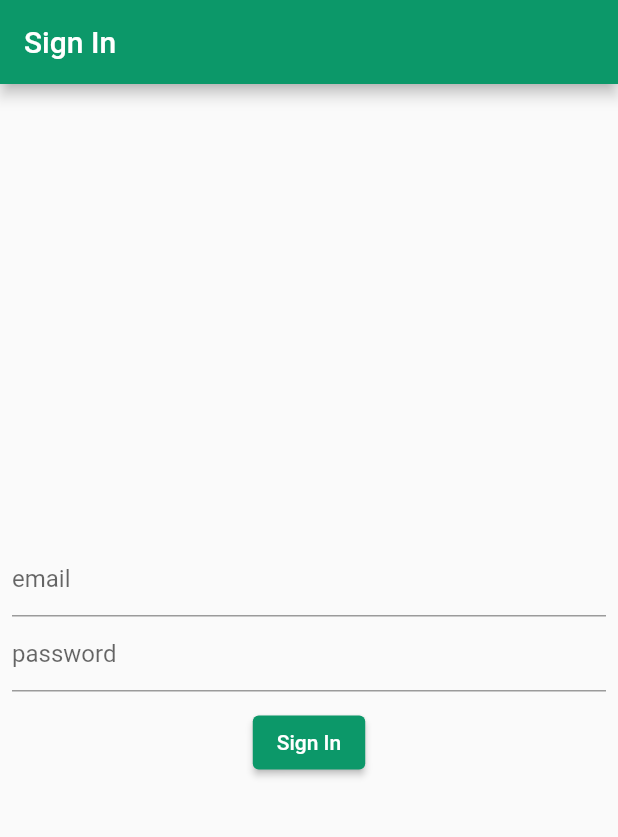
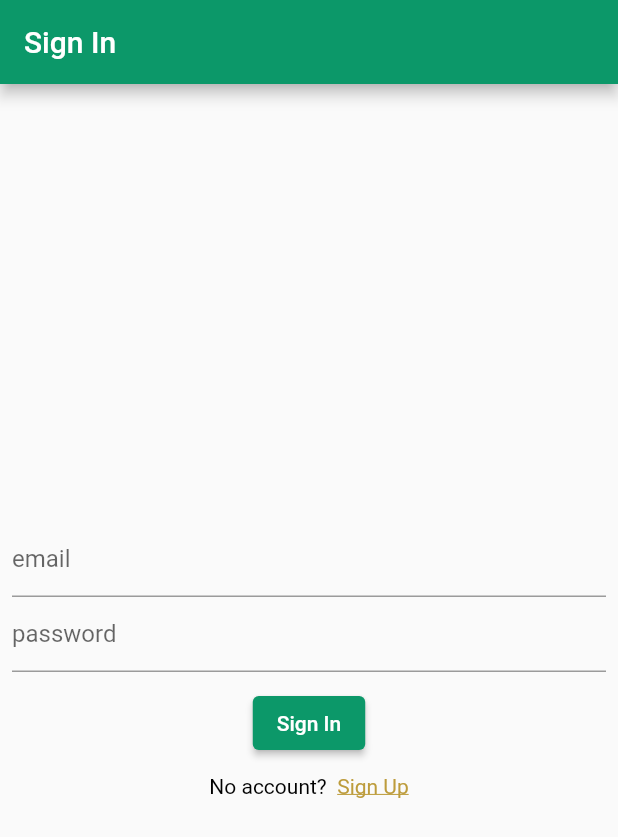
Before and after one commit to pedrooruass/ST_plant_shop, a Flutter app: the screen it shows after launch, after a tap on "Sign In", on a phone screen of 412 x 824 dp. Shown: the top 837 px of the screen. Run offline on Flutter 3.47's test engine with Material 2 defaults, Android fonts, the phone set to English and light mode, and no system bars; our stand-ins replace badges, firebase_auth, firebase_core, flutter_svg, font_awesome_flutter; accounts and stored records are empty; network calls fail.

Commit message:
Sign in/up ui change

```diff
--- a/lib/repositories/auth_repository.dart
+++ b/lib/repositories/auth_repository.dart
@@ -1,10 +1,16 @@
 import 'package:firebase_auth/firebase_auth.dart';
+import 'package:flutter/material.dart';
 
 class AuthRepository {
   static final FirebaseAuth firebaseAuth = FirebaseAuth.instance;
 
   static Future<bool> signInWithEmailAndPassword(
-      {required String email, required String password}) async {
+      {required BuildContext context,required String email, required String password}) async {
+    //     showDialog(
+    //   context: context,
+    //   barrierDismissible: false,
+    //   builder: (context) => const Center(child: CircularProgressIndicator(color: AppColors.primaryColor)),
+    // );
     try {
       final authResult = await firebaseAuth.signInWithEmailAndPassword(
           email: email, password: password);
@@ -13,13 +19,31 @@ class AuthRepository {
       print(e);
       return false;
     }
+    // finally {
+    //   Navigator.of(context).pop();
+    // }
   }
 
   static Future<bool> signUpWithEmailAndPassword(
-      {required String email, required String password}) async {
-    final authResult = await firebaseAuth.createUserWithEmailAndPassword(
-        email: email, password: password);
-    return authResult.user != null;
+      {required BuildContext context,
+      required String email,
+      required String password}) async {
+    // showDialog(
+    //   context: context,
+    //   barrierDismissible: false,
+    //   builder: (context) => const Center(child: CircularProgressIndicator(color: AppColors.primaryColor)),
+    // );
+    try {
+      final authResult = await firebaseAuth.createUserWithEmailAndPassword(
+          email: email, password: password);
+      return authResult.user != null;
+    } on FirebaseAuthException catch (e) {
+      print(e);
+      return false;
+    }
+    // finally {
+    //   Navigator.of(context).pop(); // is not working
+    // }
   }
 
   static Future<void> signOut() async {
--- a/lib/ui/features/auth/screens/auth_screen.dart
+++ b/lib/ui/features/auth/screens/auth_screen.dart
@@ -2,7 +2,7 @@ import 'package:firebase_auth/firebase_auth.dart';
 import 'package:flutter/material.dart';
 import 'package:provider/provider.dart';
 import 'package:training_app_clean/application/providers/auth_provider.dart';
-import 'package:training_app_clean/ui/features/auth/screens/log_in_screen.dart';
+import 'package:training_app_clean/ui/features/auth/screens/welcome_screen.dart';
 import 'package:training_app_clean/ui/features/main/main_screen.dart';
 
 class AuthScreen extends StatelessWidget {
@@ -27,7 +27,7 @@ class AuthScreen extends StatelessWidget {
             } else if (snapshot.hasData) {
               return const MainScreen();
             } else {
-              return LogInScreen();
+              return const WelcomeScreen();
             }
           },
         ),
--- a/lib/ui/features/auth/screens/log_in_screen.dart
+++ /dev/null
@@ -1,24 +0,0 @@
-import 'package:flutter/material.dart';
-import 'package:training_app_clean/ui/features/auth/screens/sign_in_screen.dart';
-import 'package:training_app_clean/ui/features/auth/screens/sign_up_screen.dart';
-import 'package:training_app_clean/ui/features/auth/screens/welcome_screen.dart';
-
-class LogInScreen extends StatelessWidget {
-  LogInScreen({Key? key}) : super(key: key);
-
-  final pageController = PageController(initialPage: 0);
-  @override
-  Widget build(BuildContext context) {
-    return Scaffold(
-        body: PageView(
-      controller: pageController,
-      children: [
-        WelcomeScreen(
-          pageController: pageController,
-        ),
-        const SignInScreen(),
-        const SignUpScreen(),
-      ],
-    ));
-  }
-}
--- a/lib/ui/features/auth/screens/sign_in_screen.dart
+++ b/lib/ui/features/auth/screens/sign_in_screen.dart
@@ -1,11 +1,14 @@
-import 'package:firebase_auth/firebase_auth.dart';
+import 'package:flutter/gestures.dart';
 import 'package:flutter/material.dart';
 import 'package:training_app_clean/domain/resources/constants.dart';
 import 'package:training_app_clean/repositories/auth_repository.dart';
 import 'package:training_app_clean/ui/theme/app_colors.dart';
 
 class SignInScreen extends StatefulWidget {
-  const SignInScreen({Key? key}) : super(key: key);
+  const SignInScreen({Key? key, required this.onClickedSignUp})
+      : super(key: key);
+
+  final VoidCallback onClickedSignUp;
 
   @override
   State<SignInScreen> createState() => _SignInScreenState();
@@ -56,6 +59,7 @@ class _SignInScreenState extends State<SignInScreen> {
             ElevatedButton(
               onPressed: () {
                 AuthRepository.signInWithEmailAndPassword(
+                  context: context,
                   email: emailController.text,
                   password: passwordController.text,
                 );
@@ -64,7 +68,25 @@ class _SignInScreenState extends State<SignInScreen> {
                 primary: AppColors.primaryColor,
               ),
               child: const Text('Sign In'),
-            )
+            ),
+            const SizedBox(height: defaultPadding / 2),
+            RichText(
+              text: TextSpan(
+                text: 'No account?  ',
+                style: const TextStyle(color: Colors.black),
+                children: [
+                  TextSpan(
+                    text: 'Sign Up',
+                    recognizer: TapGestureRecognizer()
+                      ..onTap = widget.onClickedSignUp,
+                    style: const TextStyle(
+                      color: AppColors.unselectedCategoryColor,
+                      decoration: TextDecoration.underline,
+                    ),
+                  ),
+                ],
+              ),
+            ),
           ],
         ),
       ),
--- a/lib/ui/features/auth/screens/welcome_screen.dart
+++ b/lib/ui/features/auth/screens/welcome_screen.dart
@@ -1,87 +1,30 @@
 import 'package:flutter/material.dart';
-import 'package:training_app_clean/domain/resources/constants.dart';
-import 'package:training_app_clean/ui/theme/app_colors.dart';
+import 'package:training_app_clean/ui/features/auth/screens/sign_in_screen.dart';
+import 'package:training_app_clean/ui/features/auth/screens/sign_up_screen.dart';
 
 class WelcomeScreen extends StatefulWidget {
-  const WelcomeScreen({Key? key, required this.pageController})
+  const WelcomeScreen({Key? key})
       : super(key: key);
-
-  final PageController pageController;
 
   @override
   State<WelcomeScreen> createState() => _WelcomeScreenState();
 }
 
 class _WelcomeScreenState extends State<WelcomeScreen> {
+  bool isLogIn = true;
+
   @override
-  Widget build(BuildContext context) {
-    return SafeArea(
-      child: Scaffold(
-        body: Padding(
-          padding: const EdgeInsets.all(defaultPadding),
-          child: Center(
-            child: Column(
-              children: [
-                const Text(
-                  'Welcome',
-                  style: TextStyle(
-                    fontSize: 30,
-                    fontWeight: FontWeight.w500,
-                  ),
-                ),
-                Padding(
-                  padding: const EdgeInsets.symmetric(vertical: defaultPadding),
-                  child: SizedBox(
-                    height: 300,
-                    child: Image.asset('assets/images/welcome_plant.png'),
-                  ),
-                ),
-                const Padding(
-                  padding: EdgeInsets.symmetric(vertical: defaultPadding),
-                  child: Text(
-                    'Please, login or register',
-                    style: TextStyle(
-                      fontSize: 16,
-                      color: Colors.black54,
-                    ),
-                  ),
-                ),
-                SizedBox(
-                  width: double.infinity,
-                  child: ElevatedButton(
-                    onPressed: () {
-                      setState(() {
-                        widget.pageController.jumpToPage(1);
-                      });
-                    },
-                    style: ElevatedButton.styleFrom(
-                      primary: AppColors.primaryColor,
-                    ),
-                    child: const Text('Sign In'),
-                  ),
-                ),
-                const Center(
-                  child: Text('OR'),
-                ),
-                SizedBox(
-                  width: double.infinity,
-                  child: ElevatedButton(
-                    onPressed: () {
-                      setState(() {
-                        widget.pageController.jumpToPage(2);
-                      });
-                    },
-                    style: ElevatedButton.styleFrom(
-                      primary: AppColors.unselectedCategoryColor,
-                    ),
-                    child: const Text('Sign Up'),
-                  ),
-                ),
-              ],
-            ),
-          ),
-        ),
-      ),
-    );
+  Widget build(BuildContext context) => isLogIn
+      ? SignInScreen(
+          onClickedSignUp: toggle,
+        )
+      : SignUpScreen(
+          onClickedSignIn: toggle,
+        );
+
+  void toggle() {
+    setState(() {
+      isLogIn = !isLogIn;
+    });
   }
 }
```
Also changed, not shown: lib/ui/features/auth/screens/sign_up_screen.dart (+25 -17 lines), lib/ui/features/profile/views/profile_body.dart (+7 -5 lines), lib/ui/features/profile/views/profile_circular_photo.dart (+6 -2 lines).
